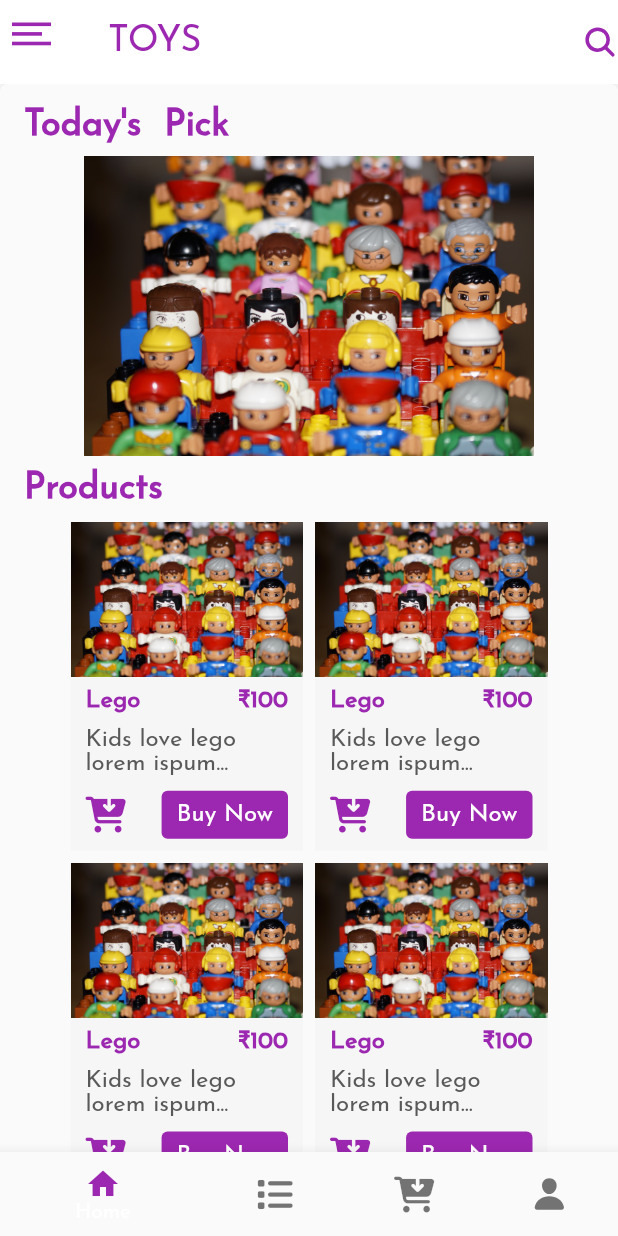
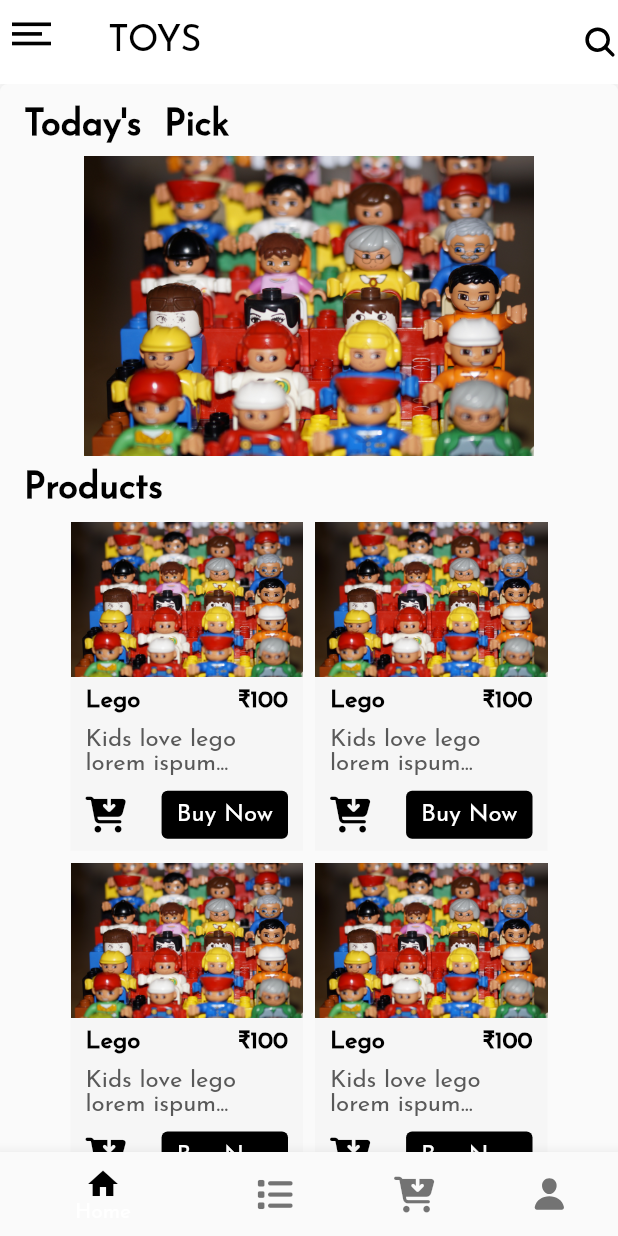
Before and after one commit to Marishwaran99/ToysShop, a Flutter app: the screen it shows after launch, on a phone screen of 412 x 824 dp. Run offline on Flutter 3.47's test engine with Material 2 defaults, Android fonts, the phone set to English and light mode, and no system bars; our stand-ins replace flutter_icons.

Commit message:
first commit

```diff
--- a/lib/main.dart
+++ b/lib/main.dart
@@ -16,12 +16,12 @@ class MyApp extends StatelessWidget {
       theme: ThemeData(
           fontFamily: 'Josefin',
           primarySwatch: Colors.blue,
-          primaryColor: Colors.purple[500],
+          primaryColor: Colors.black,
           textTheme: TextTheme(
             headline: TextStyle(
                 fontSize: 24,
                 fontWeight: FontWeight.bold,
-                color: Colors.purple[500]),
+                color: Colors.black),
             title: TextStyle(fontSize: 18, fontWeight: FontWeight.bold),
             subtitle: TextStyle(
                 fontSize: 16,
```
Also changed, not shown: lib/pages/login.dart (+8 -2 lines).
